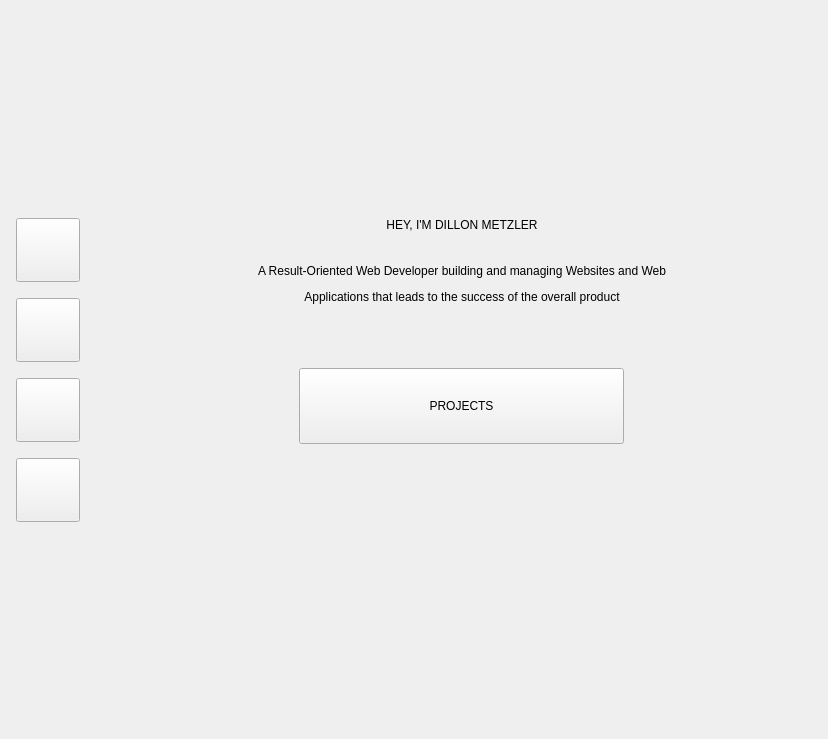
First picture: the form in Portfolio_Qt_V6_7/hero.ui, repository DillonLM00/portfolio, before the edit.
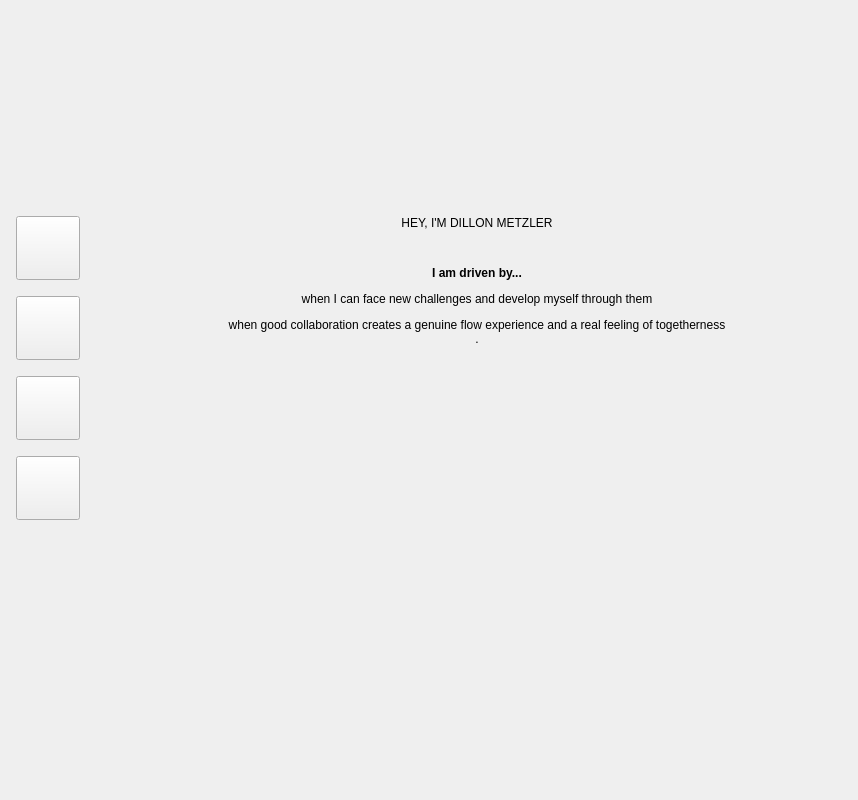
Second picture: the form after the edit.

The edit to the form file:
```diff
--- a/Portfolio_Qt_V6_7/hero.ui
+++ b/Portfolio_Qt_V6_7/hero.ui
@@ -6,14 +6,14 @@
    <rect>
     <x>0</x>
     <y>0</y>
-    <width>828</width>
-    <height>739</height>
+    <width>858</width>
+    <height>800</height>
    </rect>
   </property>
   <property name="minimumSize">
    <size>
     <width>0</width>
-    <height>739</height>
+    <height>800</height>
    </size>
   </property>
   <property name="windowTitle">
@@ -33,7 +33,7 @@
     <number>0</number>
    </property>
    <property name="bottomMargin">
-    <number>0</number>
+    <number>64</number>
    </property>
    <item>
     <spacer name="verticalSpacer_7">
@@ -43,7 +43,7 @@
      <property name="sizeHint" stdset="0">
       <size>
        <width>20</width>
-       <height>40</height>
+       <height>0</height>
       </size>
      </property>
     </spacer>
@@ -251,11 +251,11 @@
            <property name="minimumSize">
             <size>
              <width>0</width>
-             <height>0</height>
+             <height>88</height>
             </size>
            </property>
            <property name="text">
-            <string>&lt;html&gt;&lt;head/&gt;&lt;body&gt;&lt;p&gt;A Result-Oriented Web Developer building and managing Websites and Web&lt;/p&gt;&lt;p&gt;Applications that leads to the success of the overall product&lt;/p&gt;&lt;/body&gt;&lt;/html&gt;</string>
+            <string>&lt;html&gt;&lt;head/&gt;&lt;body&gt;&lt;p&gt;&lt;span style=&quot; font-weight:700;&quot;&gt;I am driven by...&lt;/span&gt;&lt;/p&gt;&lt;p&gt;when I can face new challenges and develop myself through them&lt;/p&gt;&lt;p&gt;when good collaboration creates a genuine flow experience and a real feeling of togetherness&lt;br/&gt;.&lt;/p&gt;&lt;/body&gt;&lt;/html&gt;</string>
            </property>
            <property name="alignment">
             <set>Qt::AlignCenter</set>
@@ -268,44 +268,12 @@
             <enum>Qt::Vertical</enum>
            </property>
            <property name="sizeType">
-            <enum>QSizePolicy::Fixed</enum>
+            <enum>QSizePolicy::Expanding</enum>
            </property>
            <property name="sizeHint" stdset="0">
             <size>
              <width>20</width>
-             <height>64</height>
-            </size>
-           </property>
-          </spacer>
-         </item>
-         <item alignment="Qt::AlignHCenter">
-          <widget class="QPushButton" name="projectsButton">
-           <property name="minimumSize">
-            <size>
-             <width>325</width>
-             <height>76</height>
-            </size>
-           </property>
-           <property name="maximumSize">
-            <size>
-             <width>325</width>
-             <height>76</height>
-            </size>
-           </property>
-           <property name="text">
-            <string>PROJECTS</string>
-           </property>
-          </widget>
-         </item>
-         <item>
-          <spacer name="verticalSpacer_3">
-           <property name="orientation">
-            <enum>Qt::Vertical</enum>
-           </property>
-           <property name="sizeHint" stdset="0">
-            <size>
-             <width>20</width>
-             <height>40</height>
+             <height>0</height>
             </size>
            </property>
           </spacer>
@@ -324,7 +292,7 @@
      <property name="sizeHint" stdset="0">
       <size>
        <width>20</width>
-       <height>40</height>
+       <height>0</height>
       </size>
      </property>
     </spacer>
```
